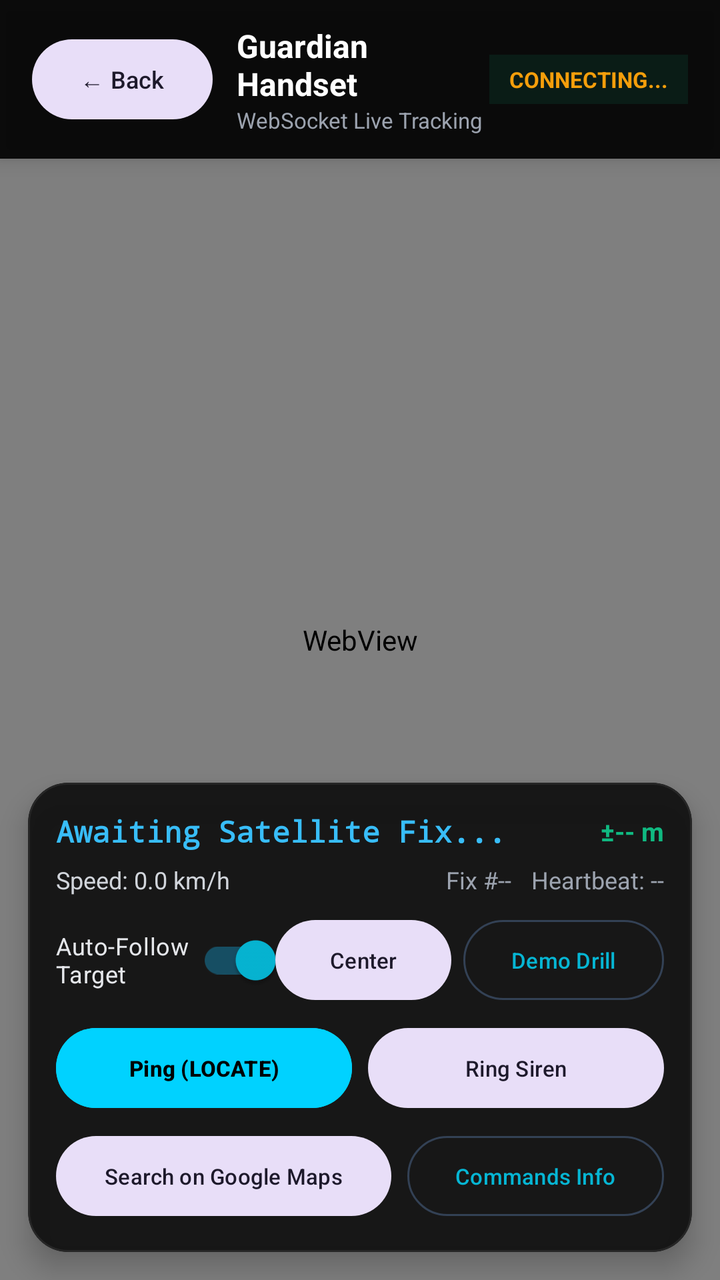
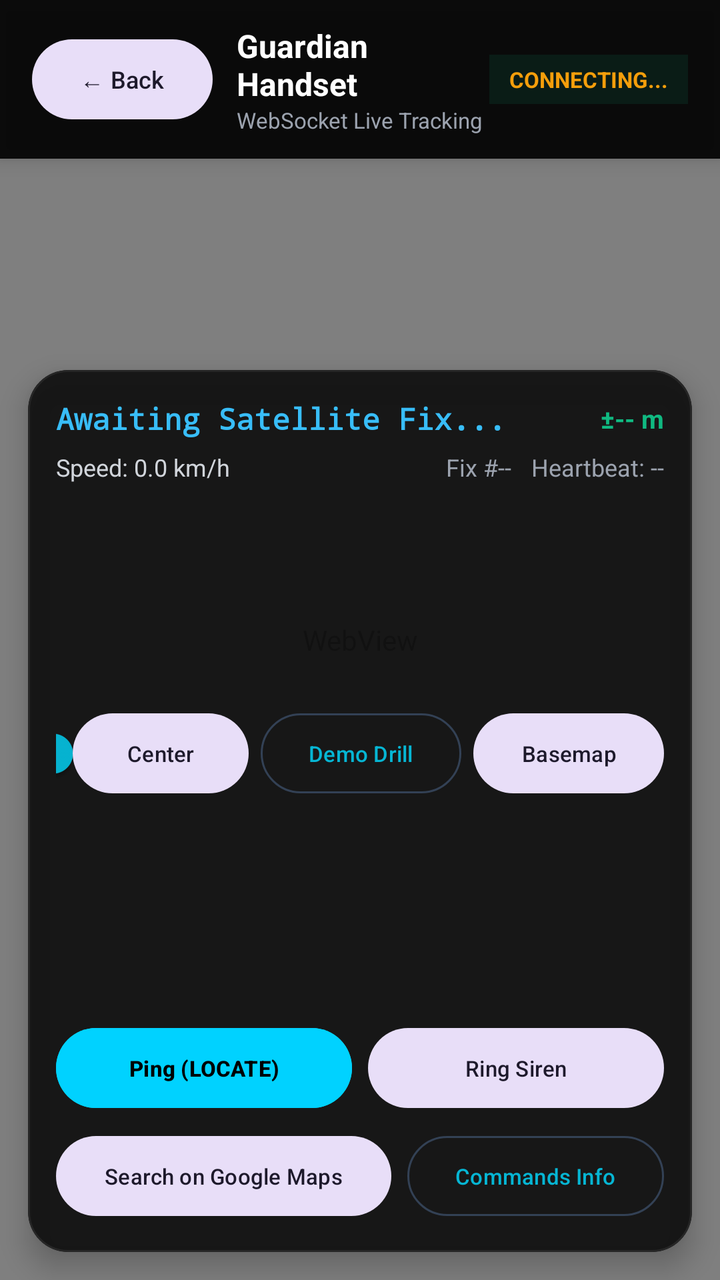

Compare the two renders of this Android layout. The source of the first and the diff that turns it into the second are given below.
<!-- AndroidManifest.xml: application theme Theme.Admin -->
<!-- res/layout/activity_live_tracking.xml -->
<?xml version="1.0" encoding="utf-8"?>
<RelativeLayout xmlns:android="http://schemas.android.com/apk/res/android"
    xmlns:app="http://schemas.android.com/apk/res-auto"
    android:layout_width="match_parent"
    android:layout_height="match_parent"
    android:background="#000000">

    
    <WebView
        android:id="@+id/webViewMap"
        android:layout_width="match_parent"
        android:layout_height="match_parent" />

    
    <LinearLayout
        android:id="@+id/topBar"
        android:layout_width="match_parent"
        android:layout_height="wrap_content"
        android:layout_alignParentTop="true"
        android:background="#E6000000"
        android:elevation="6dp"
        android:gravity="center_vertical"
        android:orientation="horizontal"
        android:paddingHorizontal="16dp"
        android:paddingVertical="12dp">

        <Button
            android:id="@+id/btnBack"
            style="@style/Widget.Material3.Button.TonalButton"
            android:layout_width="wrap_content"
            android:layout_height="wrap_content"
            android:text="← Back"
            android:textSize="12sp" />

        <LinearLayout
            android:layout_width="0dp"
            android:layout_height="wrap_content"
            android:layout_marginStart="12dp"
            android:layout_weight="1"
            android:orientation="vertical">

            <TextView
                android:id="@+id/tvDeviceTitle"
                android:layout_width="wrap_content"
                android:layout_height="wrap_content"
                android:text="Guardian Handset"
                android:textColor="#FFFFFF"
                android:textSize="16sp"
                android:textStyle="bold" />

            <TextView
                android:id="@+id/tvDeviceSubtitle"
                android:layout_width="wrap_content"
                android:layout_height="wrap_content"
                android:text="WebSocket Live Tracking"
                android:textColor="#9CA3AF"
                android:textSize="11sp" />
        </LinearLayout>

        <TextView
            android:id="@+id/tvLiveStatus"
            android:layout_width="wrap_content"
            android:layout_height="wrap_content"
            android:background="#1A10B981"
            android:paddingHorizontal="10dp"
            android:paddingVertical="5dp"
            android:text="CONNECTING..."
            android:textColor="#F59E0B"
            android:textSize="11sp"
            android:textStyle="bold" />
    </LinearLayout>

    
    <com.google.android.material.card.MaterialCardView
        android:id="@+id/cardHud"
        android:layout_width="match_parent"
        android:layout_height="wrap_content"
        android:layout_alignParentBottom="true"
        android:layout_margin="14dp"
        app:cardBackgroundColor="#F2121212"
        app:cardCornerRadius="20dp"
        app:cardElevation="8dp"
        app:strokeColor="#262626"
        app:strokeWidth="1dp">

        <LinearLayout
            android:layout_width="match_parent"
            android:layout_height="wrap_content"
            android:orientation="vertical"
            android:padding="14dp">

            
            <LinearLayout
                android:layout_width="match_parent"
                android:layout_height="wrap_content"
                android:gravity="center_vertical"
                android:orientation="horizontal">

                <TextView
                    android:id="@+id/tvHudCoordinates"
                    android:layout_width="0dp"
                    android:layout_height="wrap_content"
                    android:layout_weight="1"
                    android:fontFamily="monospace"
                    android:text="Awaiting Satellite Fix..."
                    android:textColor="#38BDF8"
                    android:textSize="15sp"
                    android:textStyle="bold" />

                <TextView
                    android:id="@+id/tvHudAccuracy"
                    android:layout_width="wrap_content"
                    android:layout_height="wrap_content"
                    android:text="±-- m"
                    android:textColor="#10B981"
                    android:textSize="13sp"
                    android:textStyle="bold" />
            </LinearLayout>

            
            <LinearLayout
                android:layout_width="match_parent"
                android:layout_height="wrap_content"
                android:layout_marginTop="6dp"
                android:gravity="center_vertical"
                android:orientation="horizontal">

                <TextView
                    android:id="@+id/tvHudSpeed"
                    android:layout_width="0dp"
                    android:layout_height="wrap_content"
                    android:layout_weight="1"
                    android:text="Speed: 0.0 km/h"
                    android:textColor="#D1D5DB"
                    android:textSize="12sp" />

                <TextView
                    android:id="@+id/tvHudSequence"
                    android:layout_width="wrap_content"
                    android:layout_height="wrap_content"
                    android:text="Fix #--"
                    android:textColor="#9CA3AF"
                    android:textSize="12sp" />

                <TextView
                    android:id="@+id/tvHudSignalTime"
                    android:layout_width="wrap_content"
                    android:layout_height="wrap_content"
                    android:layout_marginStart="10dp"
                    android:text="Heartbeat: --"
                    android:textColor="#9CA3AF"
                    android:textSize="12sp" />
            </LinearLayout>

            
            <LinearLayout
                android:layout_width="match_parent"
                android:layout_height="wrap_content"
                android:layout_marginTop="8dp"
                android:gravity="center_vertical"
                android:orientation="horizontal">

                <com.google.android.material.switchmaterial.SwitchMaterial
                    android:id="@+id/switchFollowTarget"
                    android:layout_width="0dp"
                    android:layout_height="wrap_content"
                    android:layout_weight="1"
                    android:checked="true"
                    android:text="Auto-Follow Target"
                    android:textColor="#E5E7EB"
                    android:textSize="12sp" />

                <Button
                    android:id="@+id/btnCenterTarget"
                    style="@style/Widget.Material3.Button.TonalButton"
                    android:layout_width="wrap_content"
                    android:layout_height="wrap_content"
                    android:text="Center"
                    android:textSize="11sp" />

                <Button
                    android:id="@+id/btnSimulateDrill"
                    style="@style/Widget.Material3.Button.OutlinedButton"
                    android:layout_width="wrap_content"
                    android:layout_height="wrap_content"
                    android:layout_marginStart="6dp"
                    android:text="Demo Drill"
                    android:textSize="11sp" />
            </LinearLayout>

            
            <LinearLayout
                android:layout_width="match_parent"
                android:layout_height="wrap_content"
                android:layout_marginTop="6dp"
                android:orientation="horizontal">

                <Button
                    android:id="@+id/btnPingLocate"
                    style="@style/Widget.Material3.Button"
                    android:layout_width="0dp"
                    android:layout_height="wrap_content"
                    android:layout_weight="1"
                    android:layout_marginEnd="4dp"
                    android:backgroundTint="#00D2FF"
                    android:text="Ping (LOCATE)"
                    android:textColor="#000000"
                    android:textSize="11sp"
                    android:textStyle="bold" />

                <Button
                    android:id="@+id/btnRingSiren"
                    style="@style/Widget.Material3.Button.TonalButton"
                    android:layout_width="0dp"
                    android:layout_height="wrap_content"
                    android:layout_weight="1"
                    android:layout_marginStart="4dp"
                    android:text="Ring Siren"
                    android:textSize="11sp" />
            </LinearLayout>

            
            <LinearLayout
                android:layout_width="match_parent"
                android:layout_height="wrap_content"
                android:layout_marginTop="6dp"
                android:orientation="horizontal">

                <Button
                    android:id="@+id/btnSearchOnMap"
                    style="@style/Widget.Material3.Button.TonalButton"
                    android:layout_width="0dp"
                    android:layout_height="wrap_content"
                    android:layout_weight="1"
                    android:layout_marginEnd="4dp"
                    android:text="Search on Google Maps"
                    android:textSize="11sp" />

                <Button
                    android:id="@+id/btnCommandInfo"
                    style="@style/Widget.Material3.Button.OutlinedButton"
                    android:layout_width="wrap_content"
                    android:layout_height="wrap_content"
                    android:layout_marginStart="4dp"
                    android:text="Commands Info"
                    android:textSize="11sp" />
            </LinearLayout>

        </LinearLayout>
    </com.google.android.material.card.MaterialCardView>

</RelativeLayout>
<!-- resources referenced by this layout -->
<resources>
  <style name="Theme.Admin" parent="Theme.Material3.DayNight.NoActionBar">
          <item name="colorPrimary">#06B6D4</item>
          <item name="colorOnPrimary">#04151F</item>
          <item name="colorPrimaryContainer">#164E63</item>
          <item name="colorOnPrimaryContainer">#CFFAFE</item>
          <item name="colorSecondary">#38BDF8</item>
          <item name="colorOnSecondary">#082F49</item>
          <item name="android:windowBackground">#0B1120</item>
          <item name="colorSurface">#0F172A</item>
          <item name="colorOnSurface">#F8FAFC</item>
          <item name="colorSurfaceVariant">#1E293B</item>
          <item name="colorOnSurfaceVariant">#94A3B8</item>
          <item name="colorOutline">#334155</item>
          <item name="android:statusBarColor">#0B1120</item>
          <item name="android:navigationBarColor">#0B1120</item>
      </style>
</resources>

<!-- the commit's change to res/layout/activity_live_tracking.xml (unified diff, before → after) -->
@@ -186,6 +186,15 @@
                     android:layout_marginStart="6dp"
                     android:text="Demo Drill"
                     android:textSize="11sp" />
+
+                <Button
+                    android:id="@+id/btnBasemapSettings"
+                    style="@style/Widget.Material3.Button.TonalButton"
+                    android:layout_width="wrap_content"
+                    android:layout_height="wrap_content"
+                    android:layout_marginStart="6dp"
+                    android:text="Basemap"
+                    android:textSize="11sp" />
             </LinearLayout>
 
             
